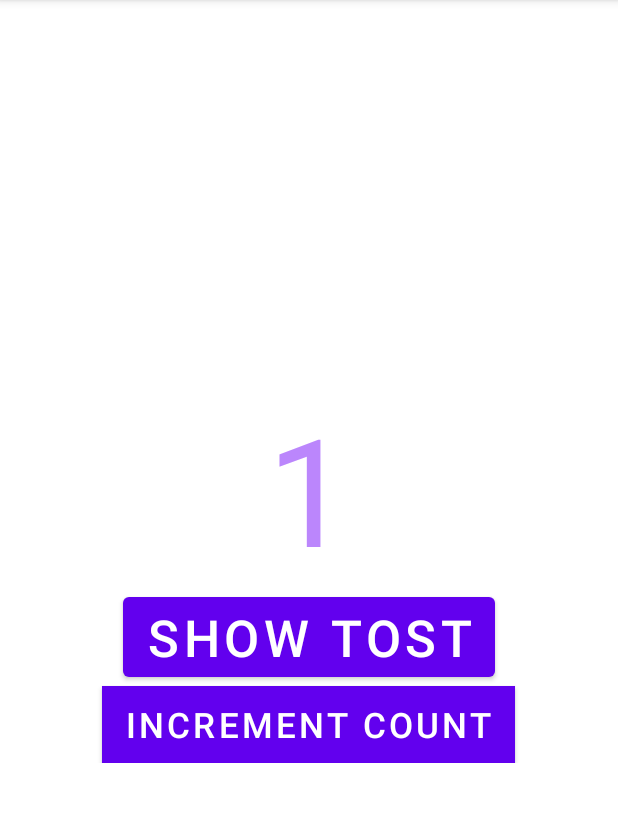
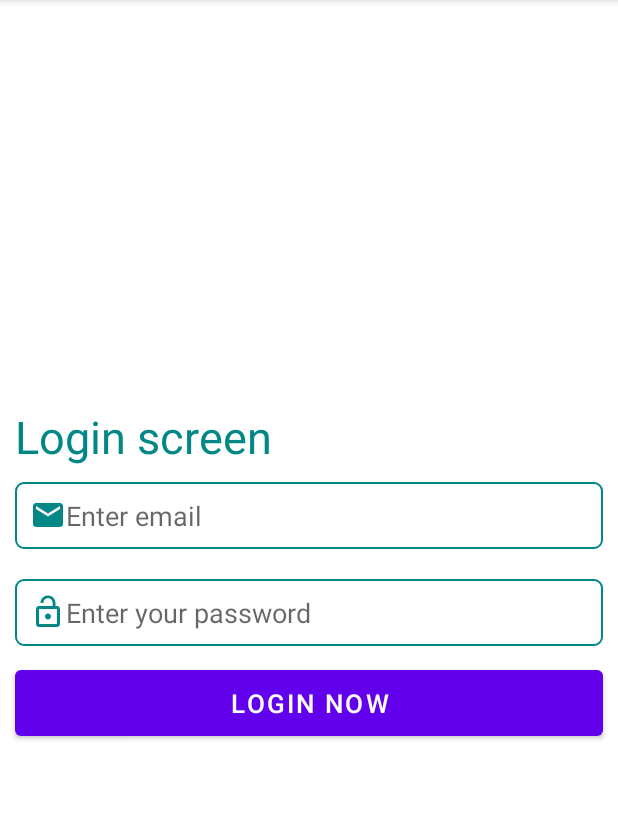
Before and after one commit to rowjoy/android_app_project, an Android app: the screen it shows after launch (MainActivity), on a phone screen of 412 x 824 dp, the part 84-906 px from its top. Run offline under Robolectric (Android 15) with nearby library versions, the phone set to English and light mode, and no system bars.

Commit message:
Login screen design

```diff
--- a/app/src/main/java/com/nec/androidapp/MainActivity.kt
+++ b/app/src/main/java/com/nec/androidapp/MainActivity.kt
@@ -2,8 +2,10 @@ package com.nec.androidapp
 
 import androidx.appcompat.app.AppCompatActivity
 import android.os.Bundle
+import android.provider.ContactsContract
 import android.view.Gravity
 import android.widget.Button
+import android.widget.EditText
 import android.widget.TextView
 import android.widget.Toast
 import com.nec.androidapp.R.layout.activity_main
@@ -13,21 +15,21 @@ class MainActivity : AppCompatActivity() {
     override fun onCreate(savedInstanceState: Bundle?) {
         super.onCreate(savedInstanceState)
         setContentView(activity_main);
-        val clickMeButton :  Button = findViewById(R.id.Click_me);
-        val increment : Button = findViewById(R.id.increment);
-        clickMeButton.setOnClickListener(){
-            val toast = Toast.makeText(this, "Your message here", Toast.LENGTH_SHORT)
-            toast.setGravity(Gravity.TOP, 200, 0) // Change Gravity.CENTER to your desired gravity
-            toast.show();
-        };
-
-        increment.setOnClickListener(){
-           randomNumber();
-        }
+        val emailcontroller : EditText = findViewById(R.id.email_name);
+        val passwordController : EditText = findViewById(R.id.Number_password);
+        login_buttonOpration("rowjoy@gmail.com", "dhjfdjfhfg");
 
 
     }
 
+    private fun login_buttonOpration( email: String, password : String) {
+        val login_button : Button = findViewById(R.id.login_button);
+    }
+
+
+}
+
+/*
     private fun randomNumber  (){
         val random = Random.nextInt(7);
         val showNumber : TextView = findViewById(R.id.show_value);
@@ -36,5 +38,12 @@ class MainActivity : AppCompatActivity() {
         toast.show();
     }
 
+    val clickMeButton :  Button = findViewById(R.id.Click_me);
+        val increment : Button = findViewById(R.id.increment);
+        clickMeButton.setOnClickListener(){
+            val toast = Toast.makeText(this, "Your message here", Toast.LENGTH_SHORT)
+            toast.setGravity(Gravity.TOP, 200, 0) // Change Gravity.CENTER to your desired gravity
+            toast.show();
+        };
 
-}
+*/
--- /dev/null
+++ b/app/src/main/res/drawable/edit_text_border.xml
@@ -0,0 +1,15 @@
+<shape
+    xmlns:android="http://schemas.android.com/apk/res/android"
+    android:shape="rectangle">
+    <solid
+        android:color="@android:color/transparent"/>
+
+    <corners
+        android:bottomRightRadius="5dp"
+        android:bottomLeftRadius="5dp"
+        android:topLeftRadius="5dp"
+        android:topRightRadius="5dp"/>
+    <stroke
+        android:color="@color/teal_700"
+        android:width="1dp"/>
+</shape>
--- /dev/null
+++ b/app/src/main/res/drawable/ic_baseline_email_24.xml
@@ -0,0 +1,5 @@
+<vector android:height="24dp" android:tint="@color/teal_700"
+    android:viewportHeight="24" android:viewportWidth="24"
+    android:width="24dp" xmlns:android="http://schemas.android.com/apk/res/android">
+    <path android:fillColor="@android:color/white" android:pathData="M20,4L4,4c-1.1,0 -1.99,0.9 -1.99,2L2,18c0,1.1 0.9,2 2,2h16c1.1,0 2,-0.9 2,-2L22,6c0,-1.1 -0.9,-2 -2,-2zM20,8l-8,5 -8,-5L4,6l8,5 8,-5v2z"/>
+</vector>
--- /dev/null
+++ b/app/src/main/res/drawable/ic_baseline_lock_open_24.xml
@@ -0,0 +1,5 @@
+<vector android:height="24dp" android:tint="@color/teal_700"
+    android:viewportHeight="24" android:viewportWidth="24"
+    android:width="24dp" xmlns:android="http://schemas.android.com/apk/res/android">
+    <path android:fillColor="@android:color/white" android:pathData="M12,17c1.1,0 2,-0.9 2,-2s-0.9,-2 -2,-2 -2,0.9 -2,2 0.9,2 2,2zM18,8h-1L17,6c0,-2.76 -2.24,-5 -5,-5S7,3.24 7,6h1.9c0,-1.71 1.39,-3.1 3.1,-3.1 1.71,0 3.1,1.39 3.1,3.1v2L6,8c-1.1,0 -2,0.9 -2,2v10c0,1.1 0.9,2 2,2h12c1.1,0 2,-0.9 2,-2L20,10c0,-1.1 -0.9,-2 -2,-2zM18,20L6,20L6,10h12v10z"/>
+</vector>
--- a/app/src/main/res/layout/activity_main.xml
+++ b/app/src/main/res/layout/activity_main.xml
@@ -8,33 +8,49 @@
     tools:context=".MainActivity">
 
     <TextView
-        android:id="@+id/show_value"
         android:layout_width="wrap_content"
         android:layout_height="wrap_content"
-        android:layout_gravity="center_horizontal"
-        android:text="1"
-        android:textColor="@color/purple_200"
-        android:textSize="100dp" />
+        android:text="Login screen"
+        android:textSize="30dp"
+        android:textColor="@color/teal_700"
+        android:paddingLeft="10dp"/>
 
+    <EditText
+        android:id="@+id/email_name"
+        android:layout_width="match_parent"
+        android:layout_height="wrap_content"
+        android:background="@drawable/edit_text_border"
+        android:padding="10dp"
+        android:inputType="textEmailAddress"
+        android:hint="Enter email"
+        android:drawableStart="@drawable/ic_baseline_email_24"
+        android:layout_margin="10dp"/>
+
+    <EditText
+        android:id="@+id/Number_password"
+        android:layout_width="match_parent"
+        android:layout_height="wrap_content"
+        android:background="@drawable/edit_text_border"
+        android:padding="10dp"
+        android:inputType="numberPassword"
+        android:hint="Enter your password"
+        android:drawableStart="@drawable/ic_baseline_lock_open_24"
+        android:layout_margin="10dp"/>
     <Button
-        android:id="@+id/Click_me"
-        android:layout_width="wrap_content"
+        android:id="@+id/login_button"
+        android:layout_width="match_parent"
         android:layout_height="wrap_content"
-        android:layout_gravity="center_horizontal"
-        android:text="@string/click_me"
-        android:textColor="@color/white"
-        android:textSize="34dp" />
-    <Button
-        android:id="@+id/increment"
-        android:layout_width="wrap_content"
-        android:layout_height="wrap_content"
-        android:layout_gravity="center_horizontal"
-        android:textSize="23dp"
-        android:text="Increment count"
-        android:textColor="@color/white"
-        android:background="@color/design_default_color_on_primary"
-        android:backgroundTintMode="multiply"
+        android:layout_marginLeft="10dp"
+        android:layout_marginRight="10dp"
+        android:padding="10dp"
+        android:text="Login Now"
+        android:textSize="17dp"
+        android:textColor="@color/white"/>
 
-   />
+
+
+
+
+
 
 </LinearLayout>
```
